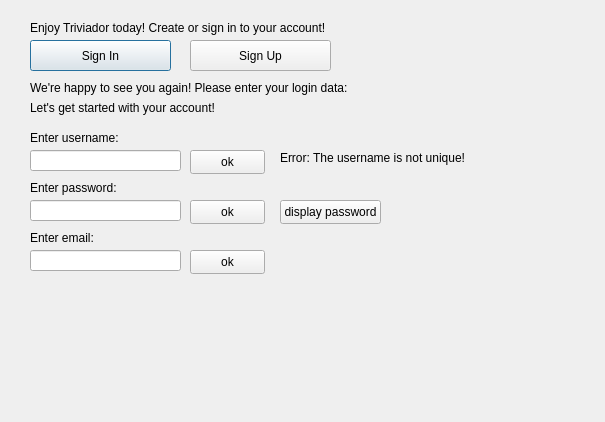
Above: Triviador/Triviador/LoginRegister.ui from AndreiAndreea/TriviadorMCpp before the change. Below: the same form after it.
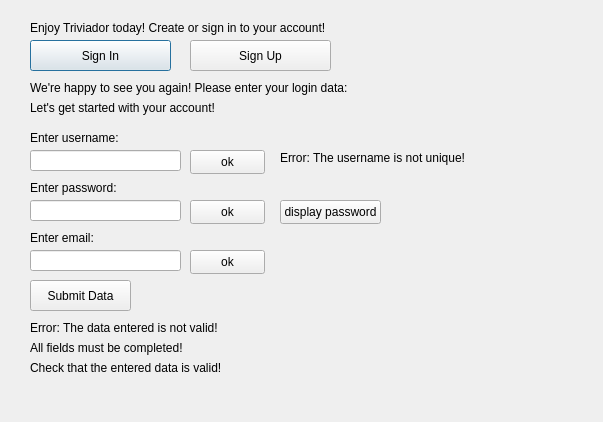
That is the form after the change.

Commit message: Added submitData push button and adjacent error labels which will be displayed when needed if the player we're trying to insert in the players vector has invalid components. Added GetCurrentData method to get the current data needed to set the accountCreationDate variable. Added GetPlayers method. Added showPlayersInFile method for test purposes.

What changed in the file:
```diff
--- a/Triviador/Triviador/LoginRegister.ui
+++ b/Triviador/Triviador/LoginRegister.ui
@@ -6,7 +6,7 @@
    <rect>
     <x>0</x>
     <y>0</y>
-    <width>605</width>
+    <width>603</width>
     <height>422</height>
    </rect>
   </property>
@@ -212,6 +212,58 @@
     <string>display password</string>
    </property>
   </widget>
+  <widget class="QPushButton" name="submitDataPushButton">
+   <property name="geometry">
+    <rect>
+     <x>30</x>
+     <y>280</y>
+     <width>101</width>
+     <height>31</height>
+    </rect>
+   </property>
+   <property name="text">
+    <string>Submit Data</string>
+   </property>
+  </widget>
+  <widget class="QLabel" name="submitDataErrorLabel">
+   <property name="geometry">
+    <rect>
+     <x>30</x>
+     <y>320</y>
+     <width>201</width>
+     <height>16</height>
+    </rect>
+   </property>
+   <property name="text">
+    <string>Error: The data entered is not valid!</string>
+   </property>
+  </widget>
+  <widget class="QLabel" name="incompleteFieldsErrorLabel">
+   <property name="geometry">
+    <rect>
+     <x>30</x>
+     <y>340</y>
+     <width>201</width>
+     <height>16</height>
+    </rect>
+   </property>
+   <property name="text">
+    <string>All fields must be completed!</string>
+   </property>
+  </widget>
+  <widget class="QLabel" name="invalidDataErrorLabel">
+   <property name="geometry">
+    <rect>
+     <x>30</x>
+     <y>360</y>
+     <width>201</width>
+     <height>16</height>
+    </rect>
+   </property>
+   <property name="text">
+    <string>Check that the entered data is valid!</string>
+   </property>
+  </widget>
  </widget>
  <resources/>
  <connections/>
```
The commit also changes 4 other files.
